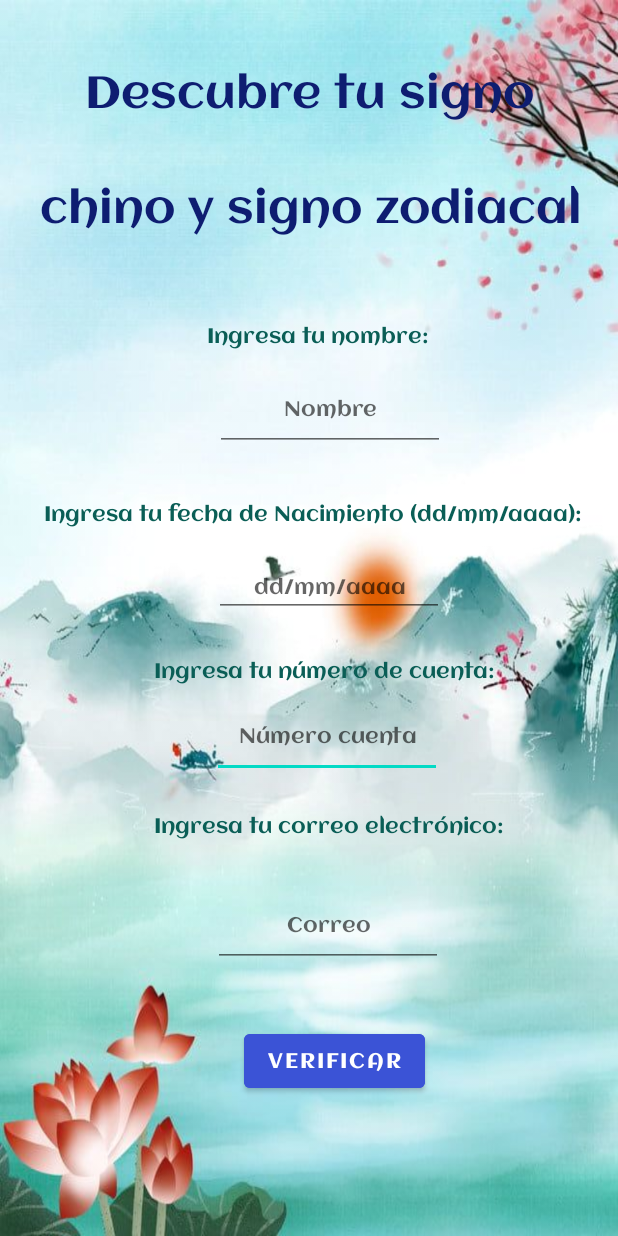
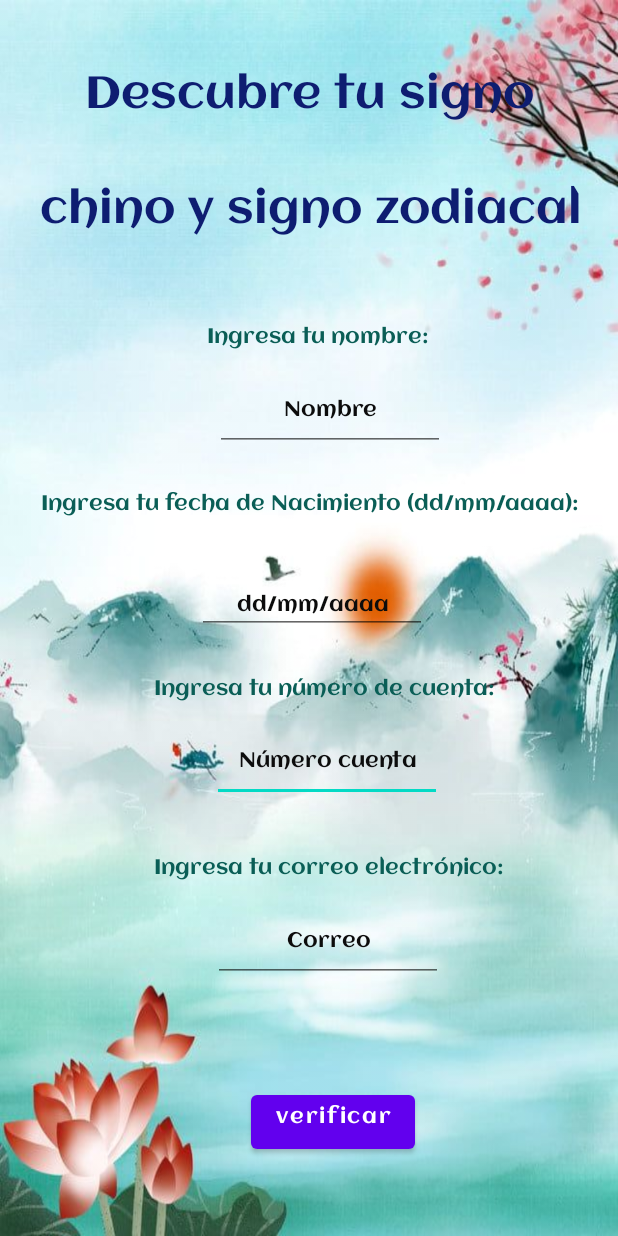
Before and after one commit to DafneEspinosa/ComputoMovil1, an Android app: the layout activity_main.xml on its own in the app's theme, with its tools: preview values and no code run, on a phone screen of 412 x 824 dp. Run offline under Robolectric (Android 15) with nearby library versions, the phone set to English and light mode, and no system bars.

Commit message:
segundo commit

```diff
--- a/app/src/main/java/com/example/espinosafloresdafnejanetapp1/MainActivity2.kt
+++ b/app/src/main/java/com/example/espinosafloresdafnejanetapp1/MainActivity2.kt
@@ -6,7 +6,7 @@ import android.os.Bundle
 import android.view.View
 import android.widget.Toast
 
-class MainActivity2 : AppCompatActivity() {
+public class MainActivity2 : AppCompatActivity() {
     override fun onCreate(savedInstanceState: Bundle?) {
         super.onCreate(savedInstanceState)
         setContentView(R.layout.activity_main2)
--- a/app/src/main/res/layout/activity_main.xml
+++ b/app/src/main/res/layout/activity_main.xml
@@ -13,20 +13,17 @@
         android:layout_width="wrap_content"
         android:layout_height="wrap_content"
         android:layout_marginStart="140dp"
-        android:layout_marginTop="45dp"
+        android:layout_marginTop="92dp"
         android:layout_marginEnd="141dp"
-        android:layout_marginBottom="136dp"
         android:fontFamily="@font/aclonica"
         android:hint="@string/FechaNacimientoTitulo"
         android:text="@string/FechaNacimientoTitulo"
         android:textColor="@color/VerdeFormulario"
         android:textSize="14sp"
-        app:layout_constraintBottom_toTopOf="@+id/btnParaVerificar"
         app:layout_constraintEnd_toEndOf="parent"
-        app:layout_constraintHorizontal_bias="0.486"
+        app:layout_constraintHorizontal_bias="0.495"
         app:layout_constraintStart_toStartOf="parent"
-        app:layout_constraintTop_toBottomOf="@+id/tvNOMBREDOS"
-        app:layout_constraintVertical_bias="0.216" />
+        app:layout_constraintTop_toBottomOf="@+id/tvNOMBREDOS" />
 
     <TextView
         android:id="@+id/tvNOMBREDOS"
@@ -49,60 +46,34 @@
         android:layout_width="wrap_content"
         android:layout_height="wrap_content"
         android:layout_marginStart="149dp"
-        android:layout_marginTop="45dp"
+        android:layout_marginTop="104dp"
         android:layout_marginEnd="149dp"
-        android:layout_marginBottom="72dp"
         android:fontFamily="@font/aclonica"
         android:hint="@string/NumeroCuentaTitulo"
         android:text="@string/NumeroCuentaTitulo"
         android:textColor="@color/VerdeFormulario"
         android:textSize="14sp"
-        app:layout_constraintBottom_toTopOf="@+id/btnParaVerificar"
         app:layout_constraintEnd_toEndOf="parent"
         app:layout_constraintHorizontal_bias="0.407"
         app:layout_constraintStart_toStartOf="parent"
-        app:layout_constraintTop_toBottomOf="@+id/tvFECHAFinalDOS"
-        app:layout_constraintVertical_bias="0.204" />
+        app:layout_constraintTop_toBottomOf="@+id/tvFECHAFinalDOS" />
 
     <TextView
         android:id="@+id/tvCT"
         android:layout_width="wrap_content"
         android:layout_height="wrap_content"
         android:layout_marginStart="126dp"
-        android:layout_marginTop="84dp"
+        android:layout_marginTop="100dp"
         android:layout_marginEnd="126dp"
-        android:layout_marginBottom="30dp"
         android:fontFamily="@font/aclonica"
         android:hint="@string/CorreoTitulo"
         android:text="@string/CorreoTitulo"
         android:textColor="@color/VerdeFormulario"
         android:textSize="14sp"
-        app:layout_constraintBottom_toTopOf="@+id/btnParaVerificar"
         app:layout_constraintEnd_toEndOf="parent"
         app:layout_constraintHorizontal_bias="0.319"
         app:layout_constraintStart_toStartOf="parent"
-        app:layout_constraintTop_toBottomOf="@+id/tvCuentaTitulo"
-        app:layout_constraintVertical_bias="0.0" />
-
-    <Button
-        android:id="@+id/btnParaVerificar"
-        android:layout_width="wrap_content"
-        android:layout_height="wrap_content"
-        android:layout_marginStart="165dp"
-        android:layout_marginTop="34dp"
-        android:layout_marginEnd="165dp"
-        android:layout_marginBottom="50dp"
-        android:backgroundTint="@color/Azulboton"
-        android:fontFamily="@font/aclonica"
-        android:onClick="click"
-        android:text="@string/Siguiente"
-        android:textSize="14sp"
-        app:layout_constraintBottom_toBottomOf="parent"
-        app:layout_constraintEnd_toEndOf="parent"
-        app:layout_constraintHorizontal_bias="0.071"
-        app:layout_constraintStart_toStartOf="parent"
-        app:layout_constraintTop_toBottomOf="@+id/tvNOMBREDOS"
-        app:layout_constraintVertical_bias="0.907" />
+        app:layout_constraintTop_toBottomOf="@+id/tvCuentaTitulo" />
 
     <EditText
         android:id="@+id/EdtCUENTA"
@@ -119,13 +90,15 @@
         android:inputType="number"
         android:maxLength="9"
         android:minHeight="48dp"
+        android:textColor="@color/NegroInformacion"
+        android:textColorHint="@color/NegroInformacion"
         android:textSize="14sp"
         app:layout_constraintBottom_toTopOf="@+id/tvCT"
         app:layout_constraintEnd_toEndOf="parent"
         app:layout_constraintHorizontal_bias="0.603"
         app:layout_constraintStart_toStartOf="parent"
         app:layout_constraintTop_toBottomOf="@+id/tvCuentaTitulo"
-        app:layout_constraintVertical_bias="0.181"
+        app:layout_constraintVertical_bias="0.281"
         tools:ignore="Autofill" />
 
     <EditText
@@ -135,7 +108,7 @@
         android:layout_marginStart="88dp"
         android:layout_marginTop="19dp"
         android:layout_marginEnd="88dp"
-        android:layout_marginBottom="30dp"
+        android:layout_marginBottom="24dp"
         android:ems="10"
         android:fontFamily="@font/aclonica"
         android:gravity="center_horizontal"
@@ -143,13 +116,15 @@
         android:inputType="textEmailAddress"
         android:maxLength="30"
         android:minHeight="48dp"
+        android:textColor="@color/NegroInformacion"
+        android:textColorHint="@color/NegroInformacion"
         android:textSize="14sp"
-        app:layout_constraintBottom_toTopOf="@+id/btnParaVerificar"
+        app:layout_constraintBottom_toTopOf="@+id/btnSIG"
         app:layout_constraintEnd_toEndOf="parent"
         app:layout_constraintHorizontal_bias="0.653"
         app:layout_constraintStart_toStartOf="parent"
         app:layout_constraintTop_toBottomOf="@+id/tvCT"
-        app:layout_constraintVertical_bias="0.655"
+        app:layout_constraintVertical_bias="0.0"
         tools:ignore="Autofill" />
 
     <EditText
@@ -158,7 +133,6 @@
         android:layout_height="wrap_content"
         android:layout_marginTop="19dp"
         android:layout_marginEnd="50dp"
-        android:layout_marginBottom="80dp"
         android:ems="10"
         android:fontFamily="@font/aclonica"
         android:gravity="center_horizontal"
@@ -166,13 +140,13 @@
         android:inputType="textPersonName"
         android:maxLength="30"
         android:minHeight="48dp"
+        android:textColor="@color/NegroInformacion"
+        android:textColorHint="@color/NegroInformacion"
         android:textSize="14sp"
-        app:layout_constraintBottom_toTopOf="@+id/btnParaVerificar"
         app:layout_constraintEnd_toEndOf="parent"
         app:layout_constraintHorizontal_bias="0.686"
         app:layout_constraintStart_toStartOf="parent"
         app:layout_constraintTop_toBottomOf="@+id/tvNOMBREDOS"
-        app:layout_constraintVertical_bias="0.0"
         tools:ignore="Autofill" />
 
     <TextView
@@ -216,27 +190,45 @@
         app:layout_constraintVertical_bias="0.0"
         tools:ignore="MissingConstraints" />
 
-    <EditText
-        android:id="@+id/EdtFecha"
+    <Button
+        android:id="@+id/btnSIG"
         android:layout_width="wrap_content"
         android:layout_height="wrap_content"
-        android:layout_marginStart="100dp"
-        android:layout_marginTop="18dp"
-        android:layout_marginEnd="101dp"
-        android:layout_marginBottom="16dp"
+        android:layout_marginStart="167dp"
+        android:layout_marginEnd="150dp"
+        android:layout_marginBottom="52dp"
+        android:fontFamily="@font/aclonica"
+        android:gravity="center_horizontal"
+        android:onClick="click"
+        android:text="@string/Siguiente"
+        android:textAllCaps="false"
+        app:layout_constraintBottom_toBottomOf="parent"
+        app:layout_constraintEnd_toEndOf="parent"
+        app:layout_constraintHorizontal_bias="0.0"
+        app:layout_constraintStart_toStartOf="parent" />
+
+    <EditText
+        android:id="@+id/edtNEWFECHA"
+        android:layout_width="wrap_content"
+        android:layout_height="wrap_content"
+        android:layout_marginStart="127dp"
+        android:layout_marginTop="30dp"
+        android:layout_marginEnd="124dp"
         android:ems="10"
         android:fontFamily="@font/aclonica"
         android:gravity="center_horizontal"
         android:hint="@string/FechaNacimiento"
-        android:inputType="date"
+        android:inputType="textPersonName"
+        android:textColor="@color/NegroInformacion"
+        android:textColorHint="@color/NegroInformacion"
         android:textSize="14sp"
+        android:visibility="visible"
         app:layout_constraintBottom_toTopOf="@+id/tvCuentaTitulo"
         app:layout_constraintEnd_toEndOf="parent"
-        app:layout_constraintHorizontal_bias="0.74"
         app:layout_constraintStart_toStartOf="parent"
         app:layout_constraintTop_toBottomOf="@+id/tvFECHAFinalDOS"
-        app:layout_constraintVertical_bias="0.105"
-        tools:ignore="TouchTargetSizeCheck" />
+        app:layout_constraintVertical_bias="0.235"
+        tools:ignore="Autofill" />
 
 
 </androidx.constraintlayout.widget.ConstraintLayout>
--- a/app/src/main/res/values/colors.xml
+++ b/app/src/main/res/values/colors.xml
@@ -11,4 +11,5 @@
     <color name="Azultitulo">#0E1D71</color>
     <color name="VerdeFormulario">#0A5E56</color>
     <color name="Azulboton">#3B53D6</color>
+    <color name="NegroInformacion">#0C0C0C</color>
 </resources>
--- a/app/src/main/res/values/strings.xml
+++ b/app/src/main/res/values/strings.xml
@@ -15,7 +15,7 @@
     <string name="FinalFecha">Fecha de nacimiento</string>
     <string name="ANIOS">TUS RESULTADOS SON:</string>
     <string name="FINAl">Regresar al cuestionario</string>
-    <string name="SigActivity">VER RESULTADO</string>
+
 
 
 
```
Also changed, not shown: app/src/main/java/com/example/espinosafloresdafnejanetapp1/MainActivity.kt (+56 -64 lines).
